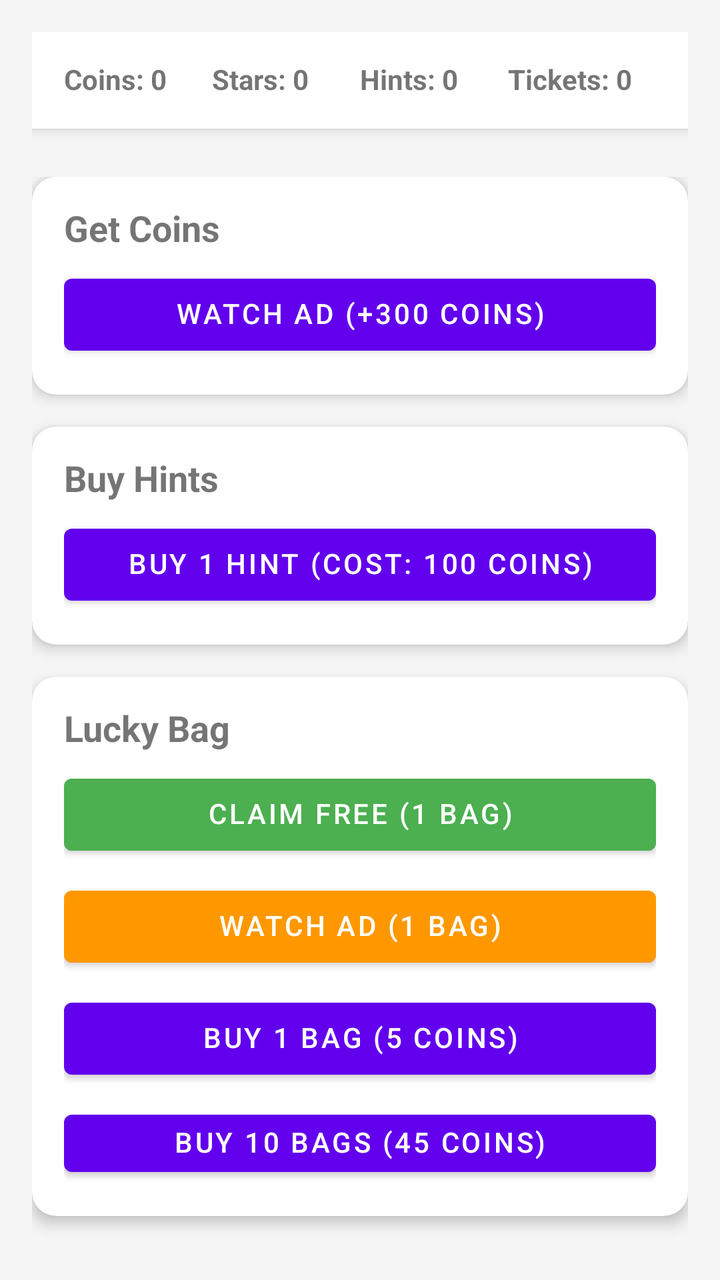
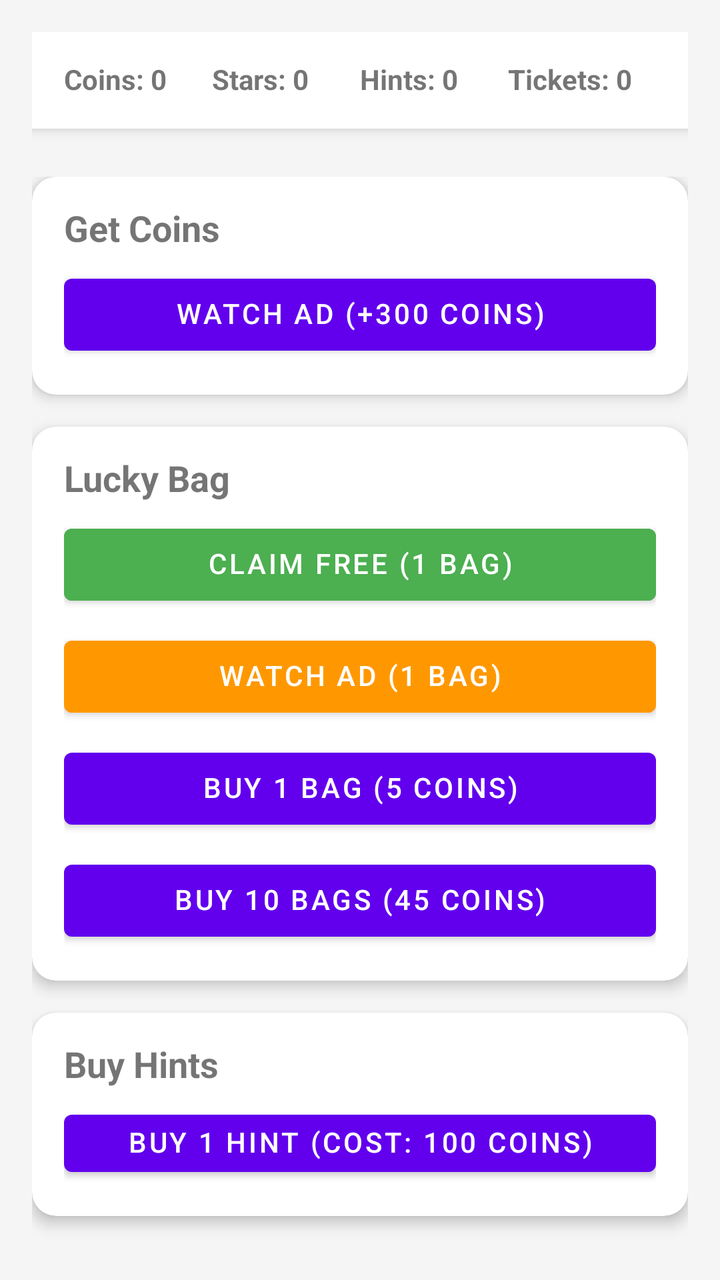

The first picture is an Android layout as it rendered before a commit; the second is the same layout after the commit. The layout source and the unified diff follow.
<!-- AndroidManifest.xml: application theme Theme.Main -->
<!-- res/layout/activity_shop.xml -->
<?xml version="1.0" encoding="utf-8"?>
<layout xmlns:android="http://schemas.android.com/apk/res/android"
    xmlns:app="http://schemas.android.com/apk/res-auto"
    xmlns:tools="http://schemas.android.com/tools">

    <data>
        <variable
            name="viewModel"
            type="com.fireants.template.ui.component.shop.ShopViewModel" />
    </data>

    <androidx.constraintlayout.widget.ConstraintLayout
        android:layout_width="match_parent"
        android:layout_height="match_parent"
        android:background="#F5F5F5"
        android:padding="16dp">

        
        <LinearLayout
            android:id="@+id/topBar"
            android:layout_width="match_parent"
            android:layout_height="wrap_content"
            android:background="#FFFFFF"
            android:elevation="4dp"
            android:orientation="horizontal"
            android:padding="16dp"
            app:layout_constraintTop_toTopOf="parent">

            <TextView
                android:id="@+id/tvCoins"
                android:layout_width="0dp"
                android:layout_height="wrap_content"
                android:layout_weight="1"
                android:text="Coins: 0"
                android:textStyle="bold" />

            <TextView
                android:id="@+id/tvStars"
                android:layout_width="0dp"
                android:layout_height="wrap_content"
                android:layout_weight="1"
                android:text="Stars: 0"
                android:textStyle="bold" />

            <TextView
                android:id="@+id/tvHints"
                android:layout_width="0dp"
                android:layout_height="wrap_content"
                android:layout_weight="1"
                android:text="Hints: 0"
                android:textStyle="bold" />

            <TextView
                android:id="@+id/tvTickets"
                android:layout_width="0dp"
                android:layout_height="wrap_content"
                android:layout_weight="1"
                android:text="Tickets: 0"
                android:textStyle="bold" />
        </LinearLayout>

        
        <LinearLayout
            android:layout_width="match_parent"
            android:layout_height="0dp"
            android:layout_marginTop="24dp"
            android:orientation="vertical"
            app:layout_constraintBottom_toBottomOf="parent"
            app:layout_constraintTop_toBottomOf="@id/topBar">

            
            <androidx.cardview.widget.CardView
                android:layout_width="match_parent"
                android:layout_height="wrap_content"
                android:layout_marginBottom="16dp"
                app:cardCornerRadius="12dp"
                app:cardElevation="4dp">
                <LinearLayout
                    android:layout_width="match_parent"
                    android:layout_height="wrap_content"
                    android:orientation="vertical"
                    android:padding="16dp">
                    <TextView
                        android:layout_width="match_parent"
                        android:layout_height="wrap_content"
                        android:text="Get Coins"
                        android:textSize="18sp"
                        android:textStyle="bold" />
                    <Button
                        android:id="@+id/btnWatchAd"
                        android:layout_width="match_parent"
                        android:layout_height="wrap_content"
                        android:layout_marginTop="8dp"
                        android:text="Watch Ad (+300 Coins)" />
                </LinearLayout>
            </androidx.cardview.widget.CardView>

            
            <androidx.cardview.widget.CardView
                android:layout_width="match_parent"
                android:layout_height="wrap_content"
                android:layout_marginBottom="16dp"
                app:cardCornerRadius="12dp"
                app:cardElevation="4dp">
                <LinearLayout
                    android:layout_width="match_parent"
                    android:layout_height="wrap_content"
                    android:orientation="vertical"
                    android:padding="16dp">
                    <TextView
                        android:layout_width="match_parent"
                        android:layout_height="wrap_content"
                        android:text="Buy Hints"
                        android:textSize="18sp"
                        android:textStyle="bold" />
                    <Button
                        android:id="@+id/btnBuyHint"
                        android:layout_width="match_parent"
                        android:layout_height="wrap_content"
                        android:layout_marginTop="8dp"
                        android:text="Buy 1 Hint (Cost: 100 Coins)" />
                </LinearLayout>
            </androidx.cardview.widget.CardView>

            
            <androidx.cardview.widget.CardView
                android:layout_width="match_parent"
                android:layout_height="wrap_content"
                android:layout_marginBottom="16dp"
                app:cardCornerRadius="12dp"
                app:cardElevation="4dp">
                <LinearLayout
                    android:layout_width="match_parent"
                    android:layout_height="wrap_content"
                    android:orientation="vertical"
                    android:padding="16dp">
                    <TextView
                        android:layout_width="match_parent"
                        android:layout_height="wrap_content"
                        android:text="Lucky Bag"
                        android:textSize="18sp"
                        android:textStyle="bold" />
                    <Button
                        android:id="@+id/btnClaimFreeBag"
                        android:layout_width="match_parent"
                        android:layout_height="wrap_content"
                        android:layout_marginTop="8dp"
                        android:text="Claim Free (1 Bag)"
                        android:backgroundTint="#4CAF50" />
                    <Button
                        android:id="@+id/btnWatchAdBag"
                        android:layout_width="match_parent"
                        android:layout_height="wrap_content"
                        android:layout_marginTop="8dp"
                        android:text="Watch Ad (1 Bag)"
                        android:backgroundTint="#FF9800" />
                    <Button
                        android:id="@+id/btnBuy1Bag"
                        android:layout_width="match_parent"
                        android:layout_height="wrap_content"
                        android:layout_marginTop="8dp"
                        android:text="Buy 1 Bag (5 Coins)" />
                    <Button
                        android:id="@+id/btnBuy10Bags"
                        android:layout_width="match_parent"
                        android:layout_height="wrap_content"
                        android:layout_marginTop="8dp"
                        android:text="Buy 10 Bags (45 Coins)" />
                </LinearLayout>
            </androidx.cardview.widget.CardView>

            
            <androidx.cardview.widget.CardView
                android:layout_width="match_parent"
                android:layout_height="wrap_content"
                app:cardCornerRadius="12dp"
                app:cardElevation="4dp">
                <LinearLayout
                    android:layout_width="match_parent"
                    android:layout_height="wrap_content"
                    android:orientation="vertical"
                    android:padding="16dp">
                    <TextView
                        android:layout_width="match_parent"
                        android:layout_height="wrap_content"
                        android:text="Unlock Random Paper"
                        android:textSize="18sp"
                        android:textStyle="bold" />
                    <Button
                        android:id="@+id/btnBuyPaper"
                        android:layout_width="match_parent"
                        android:layout_height="wrap_content"
                        android:layout_marginTop="8dp"
                        android:text="Buy Paper (Cost: 800 Coins)" />
                </LinearLayout>
            </androidx.cardview.widget.CardView>

        </LinearLayout>

    </androidx.constraintlayout.widget.ConstraintLayout>
</layout>
<!-- resources referenced by this layout -->
<resources>
  <style name="Theme.Main" parent="Theme.MaterialComponents.Light.NoActionBar">
          
          <item name="colorPrimary">@color/purple_500</item>
          <item name="colorPrimaryVariant">@color/purple_700</item>
          <item name="colorOnPrimary">@color/white</item>
          
          <item name="colorSecondary">@color/teal_200</item>
          <item name="colorSecondaryVariant">@color/teal_700</item>
          <item name="colorOnSecondary">@color/white</item>
          
          <item name="android:windowBackground">#F4F4F4</item>
          
          <item name="android:animateLayoutChanges">false</item>
  
          <item name="android:includeFontPadding">false</item>
      </style>
  <color name="purple_500">#FF6200EE</color>
  <color name="purple_700">#FF3700B3</color>
  <color name="white">#FFFFFFFF</color>
  <color name="teal_200">#FF03DAC5</color>
  <color name="teal_700">#FF018786</color>
</resources>

<!-- the commit's change to res/layout/activity_shop.xml (unified diff, before → after) -->
@@ -110,33 +110,6 @@
                     <TextView
                         android:layout_width="match_parent"
                         android:layout_height="wrap_content"
-                        android:text="Buy Hints"
-                        android:textSize="18sp"
-                        android:textStyle="bold" />
-                    <Button
-                        android:id="@+id/btnBuyHint"
-                        android:layout_width="match_parent"
-                        android:layout_height="wrap_content"
-                        android:layout_marginTop="8dp"
-                        android:text="Buy 1 Hint (Cost: 100 Coins)" />
-                </LinearLayout>
-            </androidx.cardview.widget.CardView>
-
-            
-            <androidx.cardview.widget.CardView
-                android:layout_width="match_parent"
-                android:layout_height="wrap_content"
-                android:layout_marginBottom="16dp"
-                app:cardCornerRadius="12dp"
-                app:cardElevation="4dp">
-                <LinearLayout
-                    android:layout_width="match_parent"
-                    android:layout_height="wrap_content"
-                    android:orientation="vertical"
-                    android:padding="16dp">
-                    <TextView
-                        android:layout_width="match_parent"
-                        android:layout_height="wrap_content"
                         android:text="Lucky Bag"
                         android:textSize="18sp"
                         android:textStyle="bold" />
@@ -173,6 +146,33 @@
             <androidx.cardview.widget.CardView
                 android:layout_width="match_parent"
                 android:layout_height="wrap_content"
+                android:layout_marginBottom="16dp"
+                app:cardCornerRadius="12dp"
+                app:cardElevation="4dp">
+                <LinearLayout
+                    android:layout_width="match_parent"
+                    android:layout_height="wrap_content"
+                    android:orientation="vertical"
+                    android:padding="16dp">
+                    <TextView
+                        android:layout_width="match_parent"
+                        android:layout_height="wrap_content"
+                        android:text="Buy Hints"
+                        android:textSize="18sp"
+                        android:textStyle="bold" />
+                    <Button
+                        android:id="@+id/btnBuyHint"
+                        android:layout_width="match_parent"
+                        android:layout_height="wrap_content"
+                        android:layout_marginTop="8dp"
+                        android:text="Buy 1 Hint (Cost: 100 Coins)" />
+                </LinearLayout>
+            </androidx.cardview.widget.CardView>
+
+            
+            <androidx.cardview.widget.CardView
+                android:layout_width="match_parent"
+                android:layout_height="wrap_content"
                 app:cardCornerRadius="12dp"
                 app:cardElevation="4dp">
                 <LinearLayout
